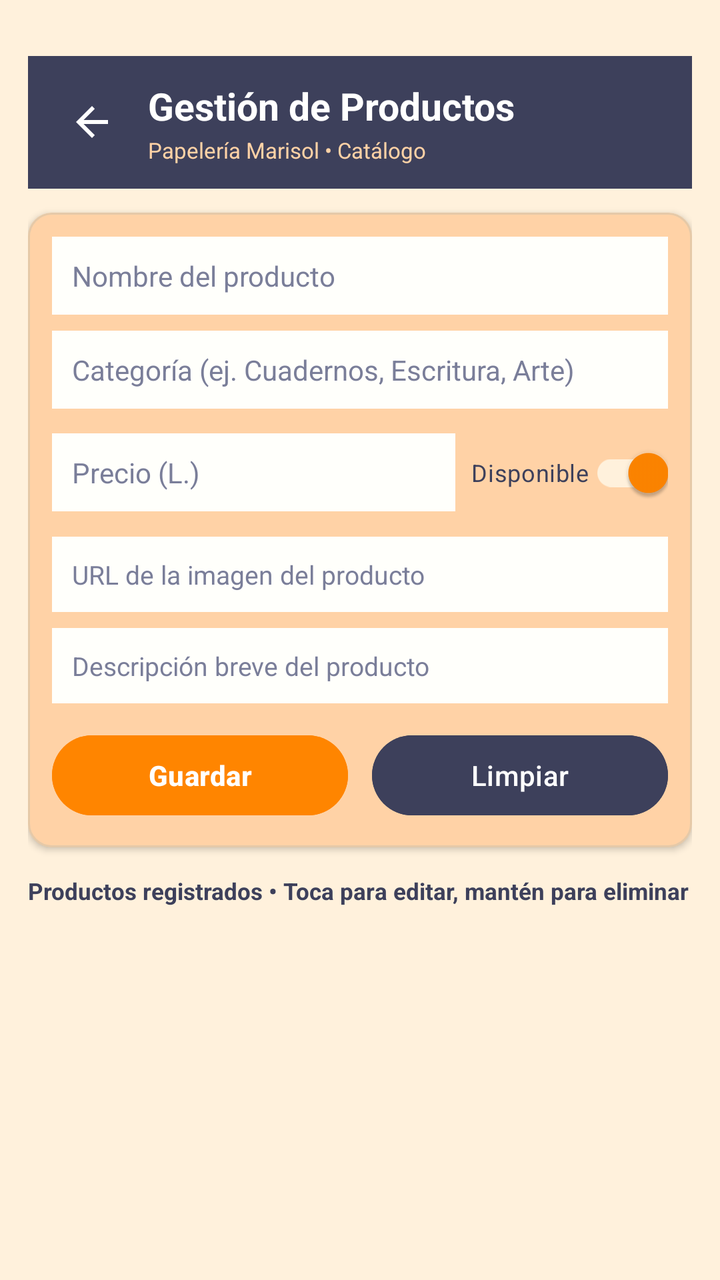
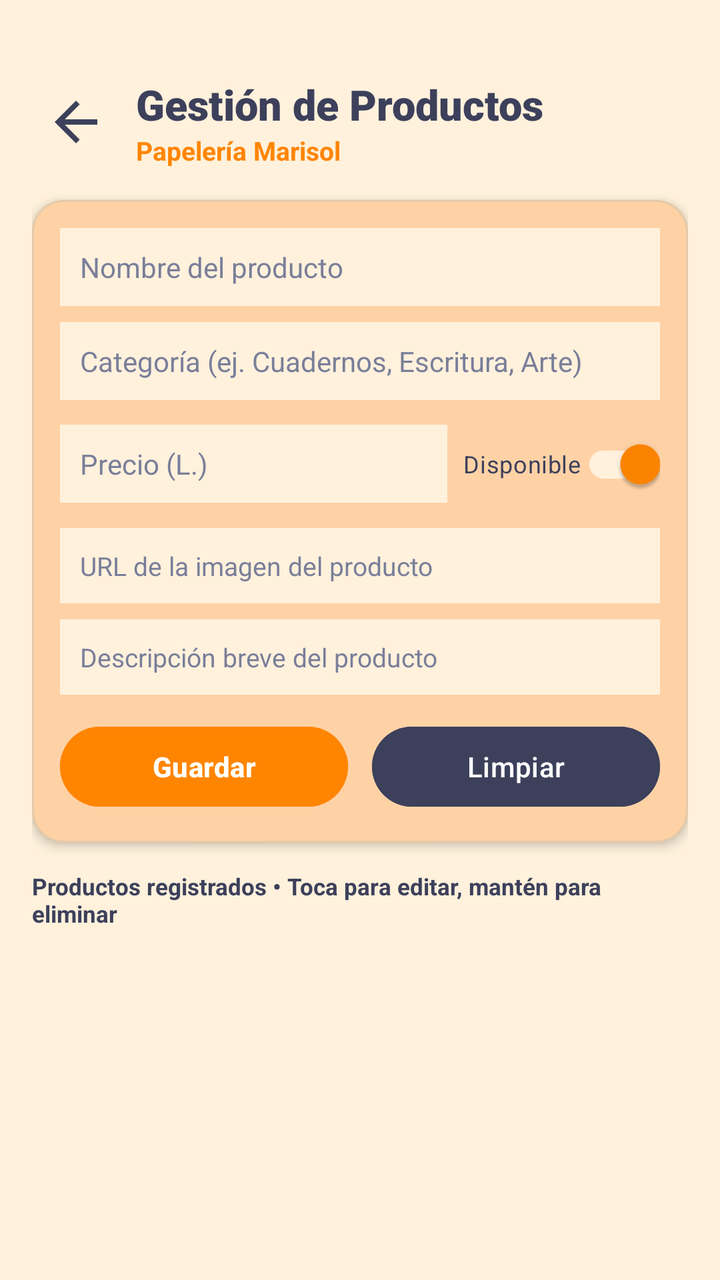

Compare the two renders of this Android layout. The source of the first and the diff that turns it into the second are given below.
<!-- AndroidManifest.xml: application theme Theme.MarisolApp -->
<!-- res/layout/activity_gestion_productos.xml -->
<?xml version="1.0" encoding="utf-8"?>
<ScrollView xmlns:android="http://schemas.android.com/apk/res/android"
    xmlns:app="http://schemas.android.com/apk/res-auto"
    android:layout_width="match_parent"
    android:layout_height="match_parent"
    android:background="@color/marisol_cream"
    android:fillViewport="true">

    <LinearLayout
        android:layout_width="match_parent"
        android:layout_height="wrap_content"
        android:orientation="vertical"
        android:paddingStart="14dp"
        android:paddingTop="28dp"
        android:paddingEnd="14dp"
        android:paddingBottom="14dp">

        
        <LinearLayout
            android:layout_width="match_parent"
            android:layout_height="wrap_content"
            android:background="@color/marisol_navy"
            android:gravity="center_vertical"
            android:orientation="horizontal"
            android:padding="12dp">

            <ImageButton
                android:id="@+id/btnVolverProductos"
                android:layout_width="40dp"
                android:layout_height="40dp"
                android:background="?attr/selectableItemBackgroundBorderless"
                android:contentDescription="Volver"
                android:src="?attr/homeAsUpIndicator"
                app:tint="@color/marisol_white" />

            <LinearLayout
                android:layout_width="0dp"
                android:layout_height="wrap_content"
                android:layout_marginStart="8dp"
                android:layout_weight="1"
                android:orientation="vertical">

                <TextView
                    android:layout_width="wrap_content"
                    android:layout_height="wrap_content"
                    android:text="Gestión de Productos"
                    android:textColor="@color/marisol_white"
                    android:textSize="19sp"
                    android:textStyle="bold" />

                <TextView
                    android:layout_width="wrap_content"
                    android:layout_height="wrap_content"
                    android:layout_marginTop="2dp"
                    android:text="Papelería Marisol • Catálogo"
                    android:textColor="@color/marisol_peach"
                    android:textSize="11sp" />
            </LinearLayout>
        </LinearLayout>

        
        <com.google.android.material.card.MaterialCardView
            android:layout_width="match_parent"
            android:layout_height="wrap_content"
            android:layout_marginTop="12dp"
            app:cardBackgroundColor="@color/marisol_peach"
            app:cardCornerRadius="12dp"
            app:cardElevation="2dp"
            app:strokeColor="@color/marisol_border"
            app:strokeWidth="1dp">

            <LinearLayout
                android:layout_width="match_parent"
                android:layout_height="wrap_content"
                android:orientation="vertical"
                android:padding="12dp">

                <EditText
                    android:id="@+id/etNombreProducto"
                    android:layout_width="match_parent"
                    android:layout_height="wrap_content"
                    android:background="@color/marisol_bg_light"
                    android:hint="Nombre del producto"
                    android:inputType="textCapWords"
                    android:padding="10dp"
                    android:textColor="@color/marisol_navy"
                    android:textColorHint="#7A7E99"
                    android:textSize="14sp" />

                <EditText
                    android:id="@+id/etCategoriaProducto"
                    android:layout_width="match_parent"
                    android:layout_height="wrap_content"
                    android:layout_marginTop="8dp"
                    android:background="@color/marisol_bg_light"
                    android:hint="Categoría (ej. Cuadernos, Escritura, Arte)"
                    android:inputType="textCapWords"
                    android:padding="10dp"
                    android:textColor="@color/marisol_navy"
                    android:textColorHint="#7A7E99"
                    android:textSize="14sp" />

                <LinearLayout
                    android:layout_width="match_parent"
                    android:layout_height="wrap_content"
                    android:layout_marginTop="8dp"
                    android:gravity="center_vertical"
                    android:orientation="horizontal">

                    <EditText
                        android:id="@+id/etPrecioProducto"
                        android:layout_width="0dp"
                        android:layout_height="wrap_content"
                        android:layout_marginEnd="8dp"
                        android:layout_weight="1"
                        android:background="@color/marisol_bg_light"
                        android:hint="Precio (L.)"
                        android:inputType="numberDecimal"
                        android:padding="10dp"
                        android:textColor="@color/marisol_navy"
                        android:textColorHint="#7A7E99"
                        android:textSize="14sp" />

                    <com.google.android.material.switchmaterial.SwitchMaterial
                        android:id="@+id/swDisponible"
                        android:layout_width="wrap_content"
                        android:layout_height="wrap_content"
                        android:checked="true"
                        android:text="Disponible"
                        android:textColor="@color/marisol_navy"
                        android:textSize="12sp"
                        app:thumbTint="@color/marisol_orange"
                        app:trackTint="@color/marisol_cream" />
                </LinearLayout>

                <EditText
                    android:id="@+id/etImagenUrl"
                    android:layout_width="match_parent"
                    android:layout_height="wrap_content"
                    android:layout_marginTop="8dp"
                    android:background="@color/marisol_bg_light"
                    android:hint="URL de la imagen del producto"
                    android:inputType="textUri"
                    android:padding="10dp"
                    android:textColor="@color/marisol_navy"
                    android:textColorHint="#7A7E99"
                    android:textSize="13sp" />

                <EditText
                    android:id="@+id/etDescripcionProducto"
                    android:layout_width="match_parent"
                    android:layout_height="wrap_content"
                    android:layout_marginTop="8dp"
                    android:background="@color/marisol_bg_light"
                    android:gravity="top"
                    android:hint="Descripción breve del producto"
                    android:inputType="textMultiLine"
                    android:minLines="1"
                    android:padding="10dp"
                    android:textColor="@color/marisol_navy"
                    android:textColorHint="#7A7E99"
                    android:textSize="13sp" />

                <LinearLayout
                    android:layout_width="match_parent"
                    android:layout_height="wrap_content"
                    android:layout_marginTop="12dp"
                    android:orientation="horizontal">

                    <Button
                        android:id="@+id/btnGuardarProducto"
                        android:layout_width="0dp"
                        android:layout_height="wrap_content"
                        android:layout_marginEnd="6dp"
                        android:layout_weight="1"
                        android:backgroundTint="@color/marisol_orange"
                        android:text="Guardar"
                        android:textColor="@color/marisol_white"
                        android:textStyle="bold" />

                    <Button
                        android:id="@+id/btnLimpiarProducto"
                        android:layout_width="0dp"
                        android:layout_height="wrap_content"
                        android:layout_marginStart="6dp"
                        android:layout_weight="1"
                        android:backgroundTint="@color/marisol_navy"
                        android:text="Limpiar"
                        android:textColor="@color/marisol_white" />
                </LinearLayout>
            </LinearLayout>
        </com.google.android.material.card.MaterialCardView>

        <TextView
            android:layout_width="wrap_content"
            android:layout_height="wrap_content"
            android:layout_marginTop="14dp"
            android:layout_marginBottom="6dp"
            android:text="Productos registrados • Toca para editar, mantén para eliminar"
            android:textColor="@color/marisol_navy"
            android:textSize="11.5sp"
            android:textStyle="bold" />

        <androidx.recyclerview.widget.RecyclerView
            android:id="@+id/rvGestionProductos"
            android:layout_width="match_parent"
            android:layout_height="wrap_content"
            android:nestedScrollingEnabled="false" />
    </LinearLayout>
</ScrollView>
<!-- resources referenced by this layout -->
<resources>
  <color name="marisol_bg_light">#FFFFFB</color>
  <color name="marisol_border">#E5C9A8</color>
  <color name="marisol_cream">#FFF1DC</color>
  <color name="marisol_navy">#3D405B</color>
  <color name="marisol_orange">#FF8500</color>
  <color name="marisol_peach">#FFD2A6</color>
  <color name="marisol_white">#FFFFFF</color>
  <style name="Theme.MarisolApp" parent="Base.Theme.MarisolApp" />
  <style name="Base.Theme.MarisolApp" parent="Theme.Material3.DayNight.NoActionBar">
          
          
      </style>
</resources>

<!-- the commit's change to res/layout/activity_gestion_productos.xml (unified diff, before → after) -->
@@ -3,35 +3,37 @@
     xmlns:app="http://schemas.android.com/apk/res-auto"
     android:layout_width="match_parent"
     android:layout_height="match_parent"
-    android:background="@color/marisol_cream"
+    android:background="#FFF1DC"
     android:fillViewport="true">
 
     <LinearLayout
         android:layout_width="match_parent"
         android:layout_height="wrap_content"
+        android:background="#FFF1DC"
         android:orientation="vertical"
-        android:paddingStart="14dp"
-        android:paddingTop="28dp"
-        android:paddingEnd="14dp"
-        android:paddingBottom="14dp">
-
-        
+        android:paddingStart="16dp"
+        android:paddingTop="32dp"
+        android:paddingEnd="16dp"
+        android:paddingBottom="18dp">
+
         <LinearLayout
             android:layout_width="match_parent"
             android:layout_height="wrap_content"
-            android:background="@color/marisol_navy"
             android:gravity="center_vertical"
             android:orientation="horizontal"
-            android:padding="12dp">
+            android:paddingTop="6dp"
+            android:paddingBottom="8dp">
 
             <ImageButton
                 android:id="@+id/btnVolverProductos"
-                android:layout_width="40dp"
-                android:layout_height="40dp"
+                android:layout_width="44dp"
+                android:layout_height="44dp"
                 android:background="?attr/selectableItemBackgroundBorderless"
                 android:contentDescription="Volver"
+                android:padding="6dp"
+                android:scaleType="fitCenter"
                 android:src="?attr/homeAsUpIndicator"
-                app:tint="@color/marisol_white" />
+                app:tint="#3D405B" />
 
             <LinearLayout
                 android:layout_width="0dp"
@@ -43,18 +45,18 @@
                 <TextView
                     android:layout_width="wrap_content"
                     android:layout_height="wrap_content"
+                    android:fontFamily="sans-serif-black"
                     android:text="Gestión de Productos"
-                    android:textColor="@color/marisol_white"
-                    android:textSize="19sp"
-                    android:textStyle="bold" />
+                    android:textColor="#3D405B"
+                    android:textSize="21sp" />
 
                 <TextView
                     android:layout_width="wrap_content"
                     android:layout_height="wrap_content"
-                    android:layout_marginTop="2dp"
-                    android:text="Papelería Marisol • Catálogo"
-                    android:textColor="@color/marisol_peach"
-                    android:textSize="11sp" />
+                    android:text="Papelería Marisol"
+                    android:textColor="#FF8500"
+                    android:textSize="13sp"
+                    android:textStyle="bold" />
             </LinearLayout>
         </LinearLayout>
 
@@ -62,28 +64,28 @@
         <com.google.android.material.card.MaterialCardView
             android:layout_width="match_parent"
             android:layout_height="wrap_content"
-            android:layout_marginTop="12dp"
-            app:cardBackgroundColor="@color/marisol_peach"
-            app:cardCornerRadius="12dp"
-            app:cardElevation="2dp"
-            app:strokeColor="@color/marisol_border"
+            android:layout_marginTop="8dp"
+            app:cardBackgroundColor="#FFD2A6"
+            app:cardCornerRadius="16dp"
+            app:cardElevation="3dp"
+            app:strokeColor="#E5C9A8"
             app:strokeWidth="1dp">
 
             <LinearLayout
                 android:layout_width="match_parent"
                 android:layout_height="wrap_content"
                 android:orientation="vertical"
-                android:padding="12dp">
+                android:padding="14dp">
 
                 <EditText
                     android:id="@+id/etNombreProducto"
                     android:layout_width="match_parent"
                     android:layout_height="wrap_content"
-                    android:background="@color/marisol_bg_light"
+                    android:background="#FFF1DC"
                     android:hint="Nombre del producto"
                     android:inputType="textCapWords"
                     android:padding="10dp"
-                    android:textColor="@color/marisol_navy"
+                    android:textColor="#3D405B"
                     android:textColorHint="#7A7E99"
                     android:textSize="14sp" />
 
@@ -92,11 +94,11 @@
                     android:layout_width="match_parent"
                     android:layout_height="wrap_content"
                     android:layout_marginTop="8dp"
-                    android:background="@color/marisol_bg_light"
+                    android:background="#FFF1DC"
                     android:hint="Categoría (ej. Cuadernos, Escritura, Arte)"
                     android:inputType="textCapWords"
                     android:padding="10dp"
-                    android:textColor="@color/marisol_navy"
+                    android:textColor="#3D405B"
                     android:textColorHint="#7A7E99"
                     android:textSize="14sp" />
 
@@ -113,11 +115,11 @@
                         android:layout_height="wrap_content"
                         android:layout_marginEnd="8dp"
                         android:layout_weight="1"
-                        android:background="@color/marisol_bg_light"
+                        android:background="#FFF1DC"
                         android:hint="Precio (L.)"
                         android:inputType="numberDecimal"
                         android:padding="10dp"
-                        android:textColor="@color/marisol_navy"
+                        android:textColor="#3D405B"
                         android:textColorHint="#7A7E99"
                         android:textSize="14sp" />
 
@@ -127,10 +129,10 @@
                         android:layout_height="wrap_content"
                         android:checked="true"
                         android:text="Disponible"
-                        android:textColor="@color/marisol_navy"
+                        android:textColor="#3D405B"
                         android:textSize="12sp"
-                        app:thumbTint="@color/marisol_orange"
-                        app:trackTint="@color/marisol_cream" />
+                        app:thumbTint="#FF8500"
+                        app:trackTint="#FFF1DC" />
                 </LinearLayout>
 
                 <EditText
@@ -138,11 +140,11 @@
                     android:layout_width="match_parent"
                     android:layout_height="wrap_content"
                     android:layout_marginTop="8dp"
-                    android:background="@color/marisol_bg_light"
+                    android:background="#FFF1DC"
                     android:hint="URL de la imagen del producto"
                     android:inputType="textUri"
                     android:padding="10dp"
-                    android:textColor="@color/marisol_navy"
+                    android:textColor="#3D405B"
                     android:textColorHint="#7A7E99"
                     android:textSize="13sp" />
 
@@ -151,13 +153,13 @@
                     android:layout_width="match_parent"
                     android:layout_height="wrap_content"
                     android:layout_marginTop="8dp"
-                    android:background="@color/marisol_bg_light"
+                    android:background="#FFF1DC"
                     android:gravity="top"
                     android:hint="Descripción breve del producto"
                     android:inputType="textMultiLine"
                     android:minLines="1"
                     android:padding="10dp"
-                    android:textColor="@color/marisol_navy"
+                    android:textColor="#3D405B"
                     android:textColorHint="#7A7E99"
                     android:textSize="13sp" />
 
@@ -173,9 +175,9 @@
                         android:layout_height="wrap_content"
                         android:layout_marginEnd="6dp"
                         android:layout_weight="1"
-                        android:backgroundTint="@color/marisol_orange"
+                        android:backgroundTint="#FF8500"
                         android:text="Guardar"
-                        android:textColor="@color/marisol_white"
+                        android:textColor="#FFFFFB"
                         android:textStyle="bold" />
 
                     <Button
@@ -184,9 +186,9 @@
                         android:layout_height="wrap_content"
                         android:layout_marginStart="6dp"
                         android:layout_weight="1"
-                        android:backgroundTint="@color/marisol_navy"
+                        android:backgroundTint="#3D405B"
                         android:text="Limpiar"
-                        android:textColor="@color/marisol_white" />
+                        android:textColor="#FFFFFB" />
                 </LinearLayout>
             </LinearLayout>
         </com.google.android.material.card.MaterialCardView>
@@ -197,7 +199,7 @@
             android:layout_marginTop="14dp"
             android:layout_marginBottom="6dp"
             android:text="Productos registrados • Toca para editar, mantén para eliminar"
-            android:textColor="@color/marisol_navy"
+            android:textColor="#3D405B"
             android:textSize="11.5sp"
             android:textStyle="bold" />
 
<!-- resource entries referenced after the edit -->
@@ -1,12 +1,5 @@
 <!-- resources referenced by this layout -->
 <resources>
-  <color name="marisol_bg_light">#FFFFFB</color>
-  <color name="marisol_border">#E5C9A8</color>
-  <color name="marisol_cream">#FFF1DC</color>
-  <color name="marisol_navy">#3D405B</color>
-  <color name="marisol_orange">#FF8500</color>
-  <color name="marisol_peach">#FFD2A6</color>
-  <color name="marisol_white">#FFFFFF</color>
   <style name="Theme.MarisolApp" parent="Base.Theme.MarisolApp" />
   <style name="Base.Theme.MarisolApp" parent="Theme.Material3.DayNight.NoActionBar">
           
